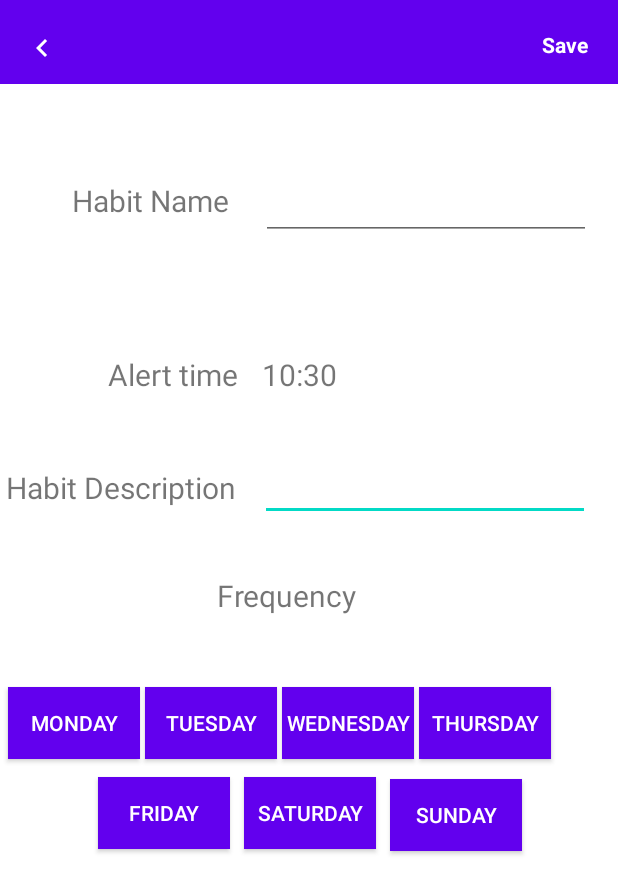
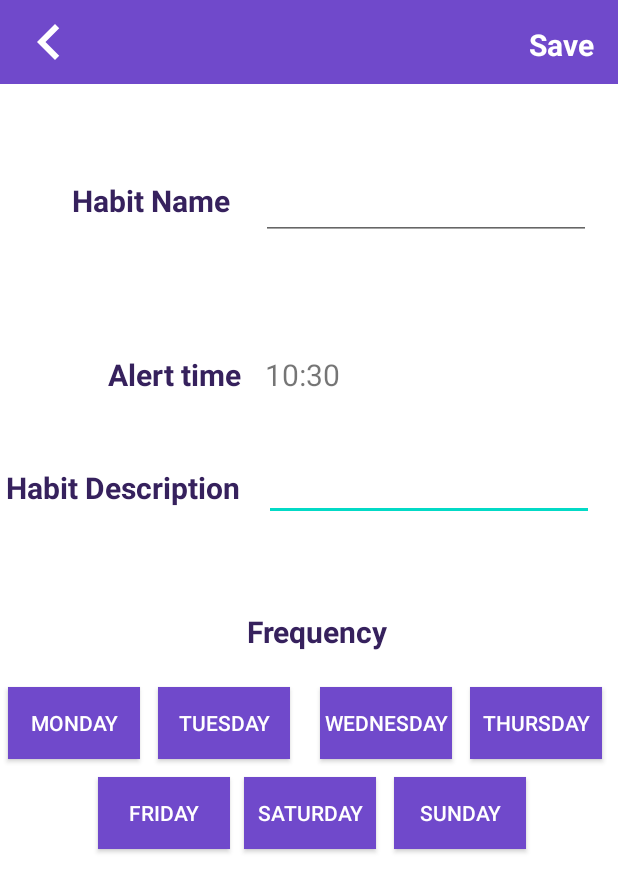
Before and after one commit to MikolajCieslik/Habitary, an Android app: the CreateHabitActivity screen opened directly, with no data from a screen before it, on a phone screen of 412 x 824 dp. Shown: the top 894 px of the screen. Run offline under Robolectric (Android 15) with nearby library versions, the phone set to English and light mode, and no system bars; our stand-ins replace Firebase (no records; nobody signed in at launch, a user with empty details on screens opened directly).

Commit message:
Them update

```diff
--- a/app/src/main/java/com/example/habitary/MainActivity.java
+++ b/app/src/main/java/com/example/habitary/MainActivity.java
@@ -21,6 +21,7 @@ import androidx.recyclerview.widget.RecyclerView;
 
 import com.example.habitary.authentication.EmailPasswordActivity;
 import com.example.habitary.authentication.ManageUserActivity;
+import com.example.habitary.fragment.AboutFragment;
 import com.example.habitary.fragment.CreateTaskFragment;
 import com.example.habitary.fragment.HabitsFragment;
 import com.example.habitary.fragment.MainViewFragment;
@@ -137,8 +138,7 @@ public class MainActivity extends AppCompatActivity implements DrawerAdapter.OnI
 
         }
         else if (position == POS_ABOUT){
-            CenteredTextFragment dashBoardFragment = new CenteredTextFragment();
-            transaction.replace(R.id.container, dashBoardFragment);
+            getSupportFragmentManager().beginTransaction().replace(R.id.container, new AboutFragment()).commit();
         }
         else if (position == POS_SETTINGS){
             startActivity(new Intent(MainActivity.this, ManageUserActivity.class));
--- a/app/src/main/res/layout/activity_create_habit.xml
+++ b/app/src/main/res/layout/activity_create_habit.xml
@@ -9,12 +9,12 @@
         android:id="@+id/tbTuesday"
         android:layout_width="wrap_content"
         android:layout_height="wrap_content"
-        android:layout_marginStart="3dp"
+        android:layout_marginStart="12dp"
+        android:background="@color/textColorSecondary"
         android:text="Tuesday"
+        android:textColor="@color/white"
         android:textOff="Tuesday"
         android:textOn="Tuesday"
-        android:background="?attr/colorPrimary"
-        android:textColor="@color/white"
 
         app:layout_constraintStart_toEndOf="@+id/tbMonday"
         app:layout_constraintTop_toTopOf="@+id/tbMonday" />
@@ -23,13 +23,13 @@
         android:id="@+id/tbSunday"
         android:layout_width="wrap_content"
         android:layout_height="wrap_content"
-        android:layout_marginStart="9dp"
-        android:layout_marginTop="13dp"
+        android:layout_marginStart="12dp"
+        android:layout_marginTop="12dp"
+        android:background="@color/textColorSecondary"
         android:text="Sunday"
+        android:textColor="@color/white"
         android:textOff="Sunday"
         android:textOn="Sunday"
-        android:background="?attr/colorPrimary"
-        android:textColor="@color/white"
         app:layout_constraintStart_toEndOf="@+id/tbSaturday"
         app:layout_constraintTop_toBottomOf="@+id/tbThursday" />
 
@@ -38,12 +38,12 @@
         android:layout_width="wrap_content"
         android:layout_height="wrap_content"
         android:layout_marginTop="12dp"
-        android:layout_marginEnd="9dp"
+        android:layout_marginEnd="8dp"
+        android:background="@color/textColorSecondary"
         android:text="Saturday"
+        android:textColor="@color/white"
         android:textOff="Saturday"
         android:textOn="Saturday"
-        android:background="?attr/colorPrimary"
-        android:textColor="@color/white"
         app:layout_constraintEnd_toStartOf="@+id/tbSunday"
         app:layout_constraintTop_toBottomOf="@+id/tbTuesday" />
 
@@ -65,7 +65,9 @@
         android:layout_marginStart="72dp"
         android:layout_marginTop="236dp"
         android:text="Alert time"
+        android:textColor="@color/textColorPrimary"
         android:textSize="20sp"
+        android:textStyle="bold"
         app:layout_constraintStart_toStartOf="parent"
         app:layout_constraintTop_toTopOf="parent" />
 
@@ -73,7 +75,7 @@
         android:id="@+id/materialToolbar2"
         android:layout_width="match_parent"
         android:layout_height="wrap_content"
-        android:background="?attr/colorPrimary"
+        android:background="@color/textColorSecondary"
         android:minHeight="?attr/actionBarSize"
         android:theme="?attr/actionBarTheme"
         app:layout_constraintEnd_toEndOf="parent"
@@ -84,21 +86,22 @@
         android:id="@+id/tvSave2"
         android:layout_width="wrap_content"
         android:layout_height="wrap_content"
-        android:layout_marginTop="20dp"
-        android:layout_marginEnd="20dp"
+        android:layout_marginTop="16dp"
+        android:layout_marginEnd="16dp"
         android:text="@string/save"
         android:textAllCaps="false"
         android:textColor="#FFFFFF"
+        android:textSize="20sp"
         android:textStyle="bold"
         app:layout_constraintEnd_toEndOf="parent"
         app:layout_constraintTop_toTopOf="parent" />
 
     <ImageView
         android:id="@+id/tvBack2"
-        android:layout_width="wrap_content"
-        android:layout_height="wrap_content"
-        android:layout_marginStart="16dp"
-        android:layout_marginTop="20dp"
+        android:layout_width="57dp"
+        android:layout_height="48dp"
+        android:layout_marginStart="4dp"
+        android:layout_marginTop="4dp"
         app:layout_constraintStart_toStartOf="parent"
         app:layout_constraintTop_toTopOf="parent"
         app:srcCompat="@drawable/ic_baseline_keyboard_arrow_left_24" />
@@ -110,7 +113,9 @@
         android:layout_marginStart="4dp"
         android:layout_marginTop="48dp"
         android:text="Habit Description"
+        android:textColor="@color/textColorPrimary"
         android:textSize="20sp"
+        android:textStyle="bold"
         app:layout_constraintStart_toStartOf="parent"
         app:layout_constraintTop_toBottomOf="@+id/tvAlertDate2" />
 
@@ -134,7 +139,9 @@
         android:layout_marginStart="48dp"
         android:layout_marginTop="64dp"
         android:text="Habit Name"
+        android:textColor="@color/textColorPrimary"
         android:textSize="20sp"
+        android:textStyle="bold"
         app:layout_constraintStart_toStartOf="parent"
         app:layout_constraintTop_toBottomOf="@+id/materialToolbar2" />
 
@@ -157,12 +164,12 @@
         android:layout_height="wrap_content"
         android:layout_marginStart="5dp"
         android:layout_marginTop="119dp"
+        android:background="@color/textColorSecondary"
         android:checked="false"
         android:text="Monday"
+        android:textColor="@color/white"
         android:textOff="Monday"
         android:textOn="Monday"
-        android:background="?attr/colorPrimary"
-        android:textColor="@color/white"
         app:layout_constraintStart_toStartOf="parent"
         app:layout_constraintTop_toBottomOf="@+id/tvDescriptionHabit" />
 
@@ -170,10 +177,12 @@
         android:id="@+id/tvFrequencyHabit"
         android:layout_width="119dp"
         android:layout_height="32dp"
-        android:layout_marginTop="36dp"
-        android:layout_marginEnd="148dp"
+        android:layout_marginTop="60dp"
+        android:layout_marginEnd="128dp"
         android:text="Frequency"
+        android:textColor="@color/textColorPrimary"
         android:textSize="20sp"
+        android:textStyle="bold"
         app:layout_constraintEnd_toEndOf="parent"
         app:layout_constraintTop_toBottomOf="@+id/etDescriptionHabit" />
 
@@ -184,12 +193,13 @@
         android:layout_marginStart="65dp"
         android:layout_marginTop="12dp"
         android:layout_marginEnd="9dp"
+        android:background="@color/textColorSecondary"
         android:text="Friday"
+        android:textColor="@color/white"
         android:textOff="Friday"
         android:textOn="Friday"
-        android:background="?attr/colorPrimary"
-        android:textColor="@color/white"
         app:layout_constraintEnd_toStartOf="@+id/tbSaturday"
+        app:layout_constraintHorizontal_bias="0.0"
         app:layout_constraintStart_toStartOf="parent"
         app:layout_constraintTop_toBottomOf="@+id/tbTuesday" />
 
@@ -197,12 +207,12 @@
         android:id="@+id/tbThursday"
         android:layout_width="wrap_content"
         android:layout_height="wrap_content"
-        android:layout_marginStart="3dp"
+        android:layout_marginStart="12dp"
+        android:background="@color/textColorSecondary"
         android:text="Thursday"
+        android:textColor="@color/white"
         android:textOff="Thursday"
         android:textOn="Thursday"
-        android:background="?attr/colorPrimary"
-        android:textColor="@color/white"
         app:layout_constraintStart_toEndOf="@+id/tbWednesday"
         app:layout_constraintTop_toTopOf="@+id/tbWednesday" />
 
@@ -210,12 +220,12 @@
         android:id="@+id/tbWednesday"
         android:layout_width="wrap_content"
         android:layout_height="wrap_content"
-        android:layout_marginStart="3dp"
+        android:layout_marginStart="20dp"
+        android:background="@color/textColorSecondary"
         android:text="Wednesday"
+        android:textColor="@color/white"
         android:textOff="Wednesday"
         android:textOn="Wednesday"
-        android:background="?attr/colorPrimary"
-        android:textColor="@color/white"
         app:layout_constraintStart_toEndOf="@+id/tbTuesday"
         app:layout_constraintTop_toTopOf="@+id/tbTuesday" />
 
--- a/app/src/main/res/layout/menu_left_drawer.xml
+++ b/app/src/main/res/layout/menu_left_drawer.xml
@@ -6,6 +6,7 @@
     android:orientation="vertical">
 
     <TextView
+        android:id="@+id/username_id"
         android:layout_width="wrap_content"
         android:layout_height="wrap_content"
         android:paddingStart="24dp"
```
Also changed, not shown: app/src/main/java/com/example/habitary/fragment/AboutFragment.java (added, +23 -0 lines), app/src/main/java/com/example/habitary/fragment/HabitsFragment.java (+15 -1 lines), app/src/main/res/layout/about_fragment.xml (added, +14 -0 lines), app/src/main/res/layout/activity_create_task.xml (+32 -8 lines), app/src/main/res/layout/fragment_main_view.xml (+18 -8 lines), app/src/main/res/layout/fragment_text.xml (+17 -0 lines).
